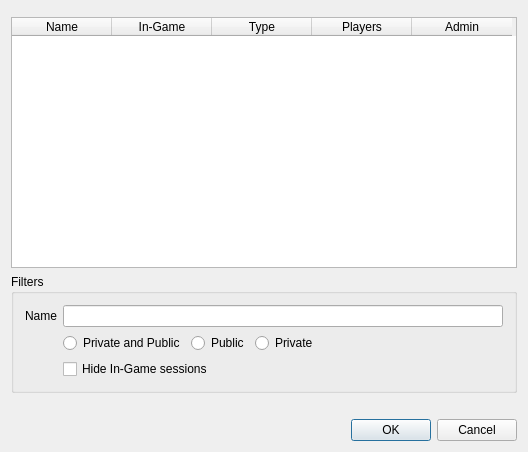
Before: the Qt Designer form randovania/gui/ui_files/game_session_browser_dialog.ui in randovania/randovania, drawn with Qt 5.
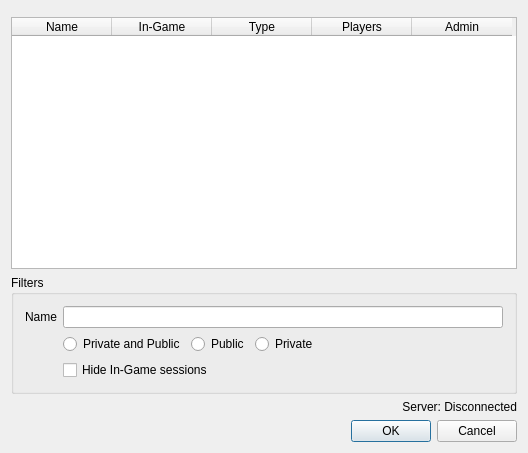
After: the same form once the commit is applied.

```diff
--- a/randovania/gui/ui_files/game_session_browser_dialog.ui
+++ b/randovania/gui/ui_files/game_session_browser_dialog.ui
@@ -7,7 +7,7 @@
     <x>0</x>
     <y>0</y>
     <width>528</width>
-    <height>452</height>
+    <height>453</height>
    </rect>
   </property>
   <property name="windowTitle">
@@ -131,6 +131,8 @@
     </widget>
    </item>
    <item>
+    <layout class="QHBoxLayout" name="label_layout">
+     <item>
     <widget class="QLabel" name="status_label">
      <property name="text">
       <string/>
@@ -139,6 +141,18 @@
       <bool>true</bool>
      </property>
     </widget>
+     </item>
+     <item>
+      <widget class="QLabel" name="server_connection_label">
+       <property name="text">
+        <string>Server: Disconnected</string>
+       </property>
+       <property name="alignment">
+        <set>Qt::AlignRight|Qt::AlignTrailing|Qt::AlignVCenter</set>
+       </property>
+      </widget>
+     </item>
+    </layout>
    </item>
    <item>
     <widget class="QDialogButtonBox" name="button_box">
```
Lines whose indentation alone changed are shown as unchanged.
